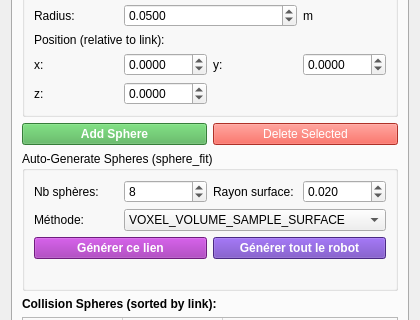
First picture: the form in ui/curobo_robot_setup.ui, repository Lab-CORO/curobo_robot_setup, before the edit; both pictures show x 0 to 420 and y 227 to 547 of the 420 by 650 pixel window.
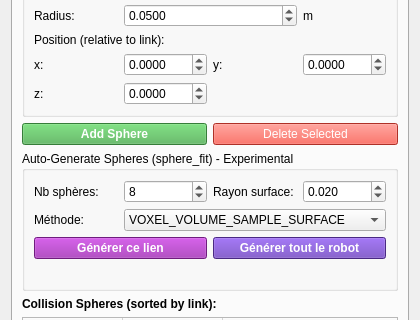
Second picture: the form after the edit. The open tabs and pages were chosen to show the change.

Commit message: Enhance RViz panel with sphere selection functionality

```diff
--- a/ui/curobo_robot_setup.ui
+++ b/ui/curobo_robot_setup.ui
@@ -329,7 +329,7 @@
        <item>
         <widget class="QGroupBox" name="groupBox_auto_gen">
          <property name="title">
-          <string>Auto-Generate Spheres (sphere_fit)</string>
+          <string>Auto-Generate Spheres (sphere_fit) - Experimental</string>
          </property>
          <layout class="QGridLayout" name="gridLayout_auto_gen">
 
```
The commit also changes 4 other files.
